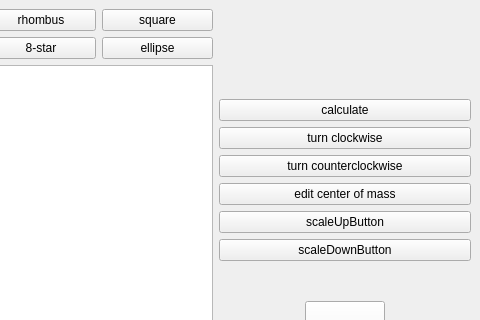
Qt form mainwindow.ui (qwint2ez/lab1task2) before a commit; both pictures show x 373 to 853 and y 0 to 320 of the 853 by 660 pixel window.
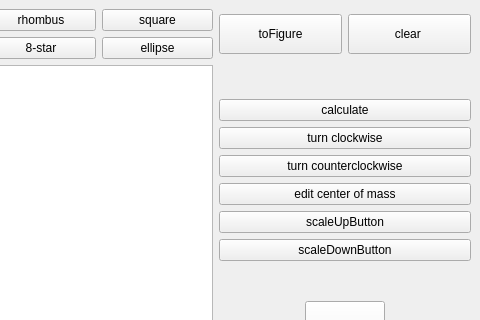
The same form after that commit.

Commit message: clear and navigate buttons(but for ellipse dont work?)

The edit to the form file:
```diff
--- a/mainwindow.ui
+++ b/mainwindow.ui
@@ -222,6 +222,36 @@
       </item>
      </layout>
     </item>
+    <item row="0" column="1">
+     <layout class="QHBoxLayout" name="horizontalLayout">
+      <item>
+       <widget class="QPushButton" name="pushButton">
+        <property name="minimumSize">
+         <size>
+          <width>40</width>
+          <height>40</height>
+         </size>
+        </property>
+        <property name="text">
+         <string>toFigure</string>
+        </property>
+       </widget>
+      </item>
+      <item>
+       <widget class="QPushButton" name="pushButton_2">
+        <property name="minimumSize">
+         <size>
+          <width>0</width>
+          <height>40</height>
+         </size>
+        </property>
+        <property name="text">
+         <string>clear </string>
+        </property>
+       </widget>
+      </item>
+     </layout>
+    </item>
    </layout>
   </widget>
   <widget class="QMenuBar" name="menubar">
```
The commit also changes 2 other files.
